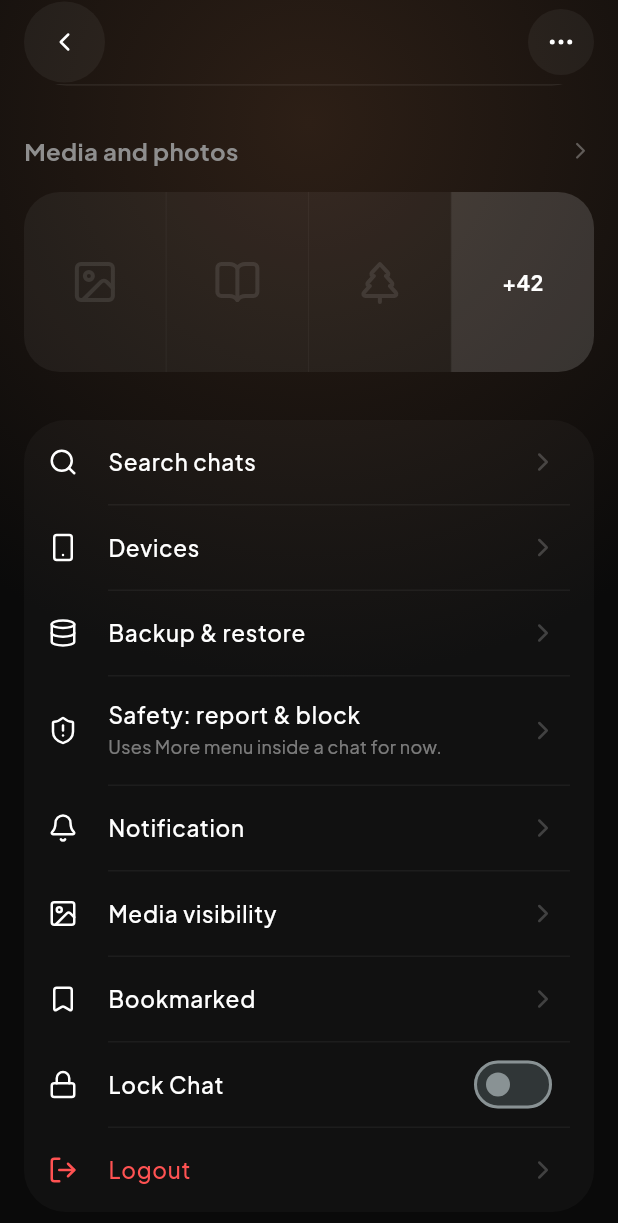
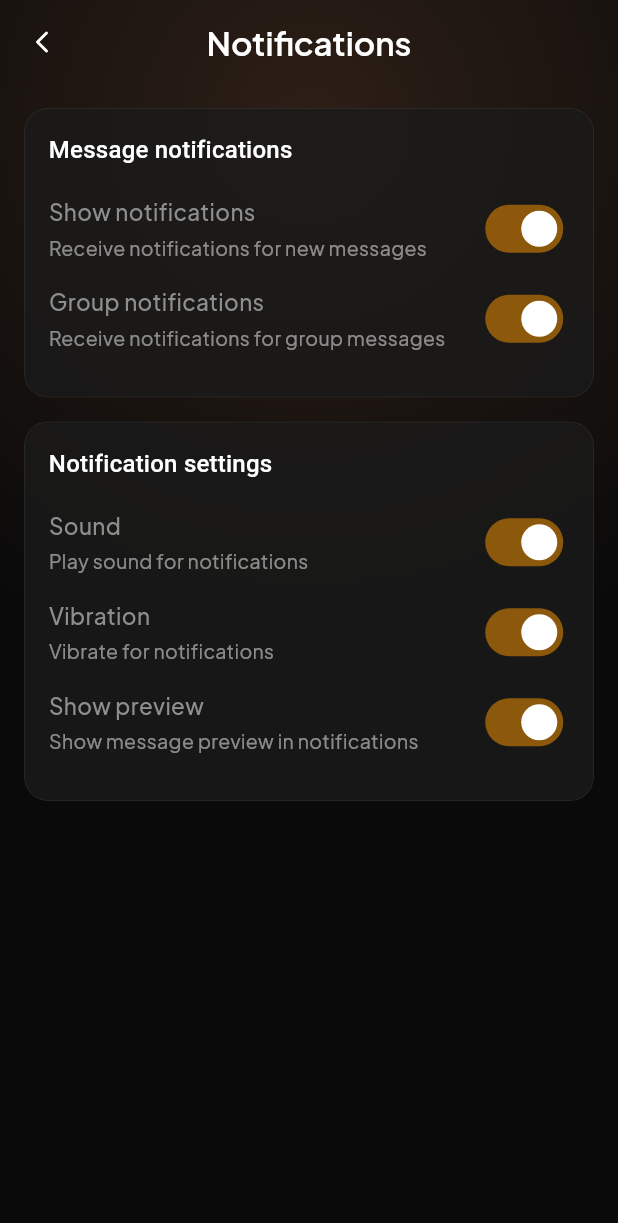
Before and after one commit to olaanii/MessagingApp, a Flutter app: the SettingsScreen screen opened by its route, scrolled down 340 dp, after a tap on "Notification", on a phone screen of 412 x 824 dp. Shown: the top 1223 px of the screen. Run offline on Flutter 3.47's test engine with Material 3 defaults, Android fonts, the phone set to English and light mode, and no system bars; our stand-ins replace cloud_firestore, connectivity_plus, drift, file_picker, firebase_auth, firebase_core and 15 more; missing offline and left inert: cryptography, serverpod, serverpod_auth_core_client, serverpod_auth_core_server, serverpod_auth_idp_client, serverpod_auth_idp_flutter and 4 more; accounts and stored records are empty; generated files the repository leaves out were written again; network calls fail.

Commit message:
Fix button functionality and add missing settings screens
- Created NotificationSettingsScreen for notification preferences
- Created MediaVisibilityScreen for media download settings
- Created BookmarkedMessagesScreen for saved messages
- Created LockChatScreen for app security settings
- Updated router to include all new screen routes
- Fixed settings screen buttons to navigate to proper screens
- Fixed contacts screen invite button with proper action
- All buttons now work as intended and navigate to their respective screens

```diff
--- a/chat/lib/presentation/providers/go_router_provider.dart
+++ b/chat/lib/presentation/providers/go_router_provider.dart
@@ -14,6 +14,10 @@ import '../chat/global_search_screen.dart';
 import '../chat/group_creation_screen.dart';
 import '../chat/inbox_screen.dart';
 import '../onboarding/onboarding_screen.dart';
+import '../settings/bookmarked_messages_screen.dart';
+import '../settings/lock_chat_screen.dart';
+import '../settings/media_visibility_screen.dart';
+import '../settings/notification_settings_screen.dart';
 import '../settings/settings_screen.dart';
 import 'app_providers.dart';
 
@@ -104,6 +108,22 @@ final goRouterProvider = Provider<GoRouter>((ref) {
         path: '/new-group',
         builder: (context, state) => const GroupCreationScreen(),
       ),
+      GoRoute(
+        path: '/settings/notifications',
+        builder: (context, state) => const NotificationSettingsScreen(),
+      ),
+      GoRoute(
+        path: '/settings/media-visibility',
+        builder: (context, state) => const MediaVisibilityScreen(),
+      ),
+      GoRoute(
+        path: '/settings/bookmarked',
+        builder: (context, state) => const BookmarkedMessagesScreen(),
+      ),
+      GoRoute(
+        path: '/settings/lock-chat',
+        builder: (context, state) => const LockChatScreen(),
+      ),
     ],
   );
   ref.onDispose(router.dispose);
--- /dev/null
+++ b/chat/lib/presentation/settings/notification_settings_screen.dart
@@ -0,0 +1,151 @@
+import 'package:flutter/material.dart';
+import 'package:go_router/go_router.dart';
+import 'package:lucide_icons/lucide_icons.dart';
+
+import '../core/async_state_widgets.dart';
+import '../core/shadow_background.dart';
+import '../core/widgets.dart';
+
+class NotificationSettingsScreen extends StatefulWidget {
+  const NotificationSettingsScreen({super.key});
+
+  @override
+  State<NotificationSettingsScreen> createState() =>
+      _NotificationSettingsScreenState();
+}
+
+class _NotificationSettingsScreenState
+    extends State<NotificationSettingsScreen> {
+  bool _messageNotifications = true;
+  bool _groupNotifications = true;
+  bool _soundEnabled = true;
+  bool _vibrationEnabled = true;
+  bool _showPreview = true;
+
+  @override
+  Widget build(BuildContext context) {
+    return ShadowBackground(
+      child: Scaffold(
+        backgroundColor: Colors.transparent,
+        extendBodyBehindAppBar: true,
+        appBar: AppBar(
+          backgroundColor: Colors.transparent,
+          surfaceTintColor: Colors.transparent,
+          elevation: 0,
+          leading: IconButton(
+            icon: const Icon(LucideIcons.chevronLeft),
+            onPressed: () => context.pop(),
+          ),
+          title: const Text('Notifications'),
+        ),
+        body: SafeArea(
+          child: ResponsiveBody(
+            child: ListView(
+              padding: const EdgeInsets.all(16),
+              children: [
+                GlassCard(
+                  child: Column(
+                    crossAxisAlignment: CrossAxisAlignment.start,
+                    children: [
+                      Text(
+                        'Message notifications',
+                        style: Theme.of(context).textTheme.titleMedium,
+                      ),
+                      const SizedBox(height: 16),
+                      _buildSwitchTile(
+                        'Show notifications',
+                        'Receive notifications for new messages',
+                        _messageNotifications,
+                        (v) => setState(() => _messageNotifications = v),
+                      ),
+                      _buildSwitchTile(
+                        'Group notifications',
+                        'Receive notifications for group messages',
+                        _groupNotifications,
+                        (v) => setState(() => _groupNotifications = v),
+                      ),
+                    ],
+                  ),
+                ),
+                const SizedBox(height: 16),
+                GlassCard(
+                  child: Column(
+                    crossAxisAlignment: CrossAxisAlignment.start,
+                    children: [
+                      Text(
+                        'Notification settings',
+                        style: Theme.of(context).textTheme.titleMedium,
+                      ),
+                      const SizedBox(height: 16),
+                      _buildSwitchTile(
+                        'Sound',
+                        'Play sound for notifications',
+                        _soundEnabled,
+                        (v) => setState(() => _soundEnabled = v),
+                      ),
+                      _buildSwitchTile(
+                        'Vibration',
+                        'Vibrate for notifications',
+                        _vibrationEnabled,
+                        (v) => setState(() => _vibrationEnabled = v),
+                      ),
+                      _buildSwitchTile(
+                        'Show preview',
+                        'Show message preview in notifications',
+                        _showPreview,
+                        (v) => setState(() => _showPreview = v),
+                      ),
+                    ],
+                  ),
+                ),
+              ],
+            ),
+          ),
+        ),
+      ),
+    );
+  }
+
+  Widget _buildSwitchTile(
+    String title,
+    String subtitle,
+    bool value,
+    ValueChanged<bool> onChanged,
+  ) {
+    return Padding(
+      padding: const EdgeInsets.only(bottom: 12),
+      child: Row(
+        children: [
+          Expanded(
+            child: Column(
+              crossAxisAlignment: CrossAxisAlignment.start,
+              children: [
+                Text(
+                  title,
+                  style: const TextStyle(
+                    fontSize: 15,
+                    fontWeight: FontWeight.w500,
+                  ),
+                ),
+                const SizedBox(height: 4),
+                Text(
+                  subtitle,
+                  style: TextStyle(
+                    fontSize: 13,
+                    color: Colors.white.withValues(alpha: 0.5),
+                  ),
+                ),
+              ],
+            ),
+          ),
+          Switch(
+            value: value,
+            onChanged: onChanged,
+            activeThumbColor: Colors.white,
+            activeTrackColor: Colors.orange.withValues(alpha: 0.5),
+          ),
+        ],
+      ),
+    );
+  }
+}
--- a/chat/lib/presentation/settings/settings_screen.dart
+++ b/chat/lib/presentation/settings/settings_screen.dart
@@ -293,21 +293,38 @@ class SettingsScreen extends ConsumerWidget {
             },
           ),
           _divider(),
-          _buildSimplifiedTile(LucideIcons.bell, 'Notification'),
+          _buildSimplifiedTile(
+            LucideIcons.bell,
+            'Notification',
+            onPressed: () => context.push('/settings/notifications'),
+          ),
           _divider(),
-          _buildSimplifiedTile(LucideIcons.image, 'Media visibility'),
+          _buildSimplifiedTile(
+            LucideIcons.image,
+            'Media visibility',
+            onPressed: () => context.push('/settings/media-visibility'),
+          ),
           _divider(),
-          _buildSimplifiedTile(LucideIcons.bookmark, 'Bookmarked'),
+          _buildSimplifiedTile(
+            LucideIcons.bookmark,
+            'Bookmarked',
+            onPressed: () => context.push('/settings/bookmarked'),
+          ),
           _divider(),
           _buildSimplifiedTile(
             LucideIcons.lock,
             'Lock Chat',
             trailing: Switch(
               value: false,
-              onChanged: (v) {},
+              onChanged: (v) {
+                if (v) {
+                  context.push('/settings/lock-chat');
+                }
+              },
               activeThumbColor: Colors.white,
               activeTrackColor: Colors.white24,
             ),
+            onPressed: () => context.push('/settings/lock-chat'),
           ),
           _divider(),
           _buildSimplifiedTile(
```
Also changed, not shown: chat/lib/presentation/chat/contacts_screen.dart (+14 -1 lines), chat/lib/presentation/settings/bookmarked_messages_screen.dart (added, +42 -0 lines), chat/lib/presentation/settings/lock_chat_screen.dart (added, +165 -0 lines), chat/lib/presentation/settings/media_visibility_screen.dart (added, +156 -0 lines).
